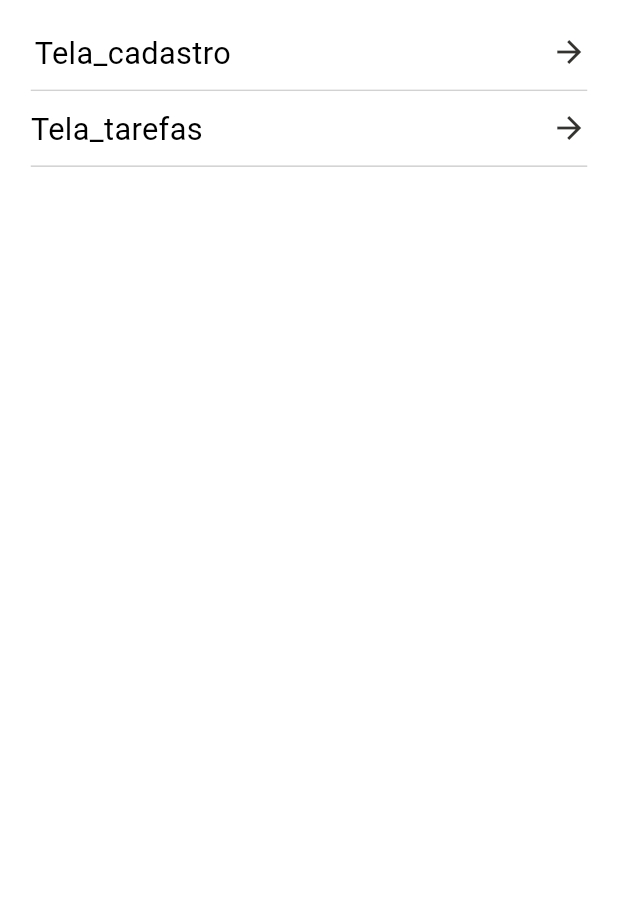
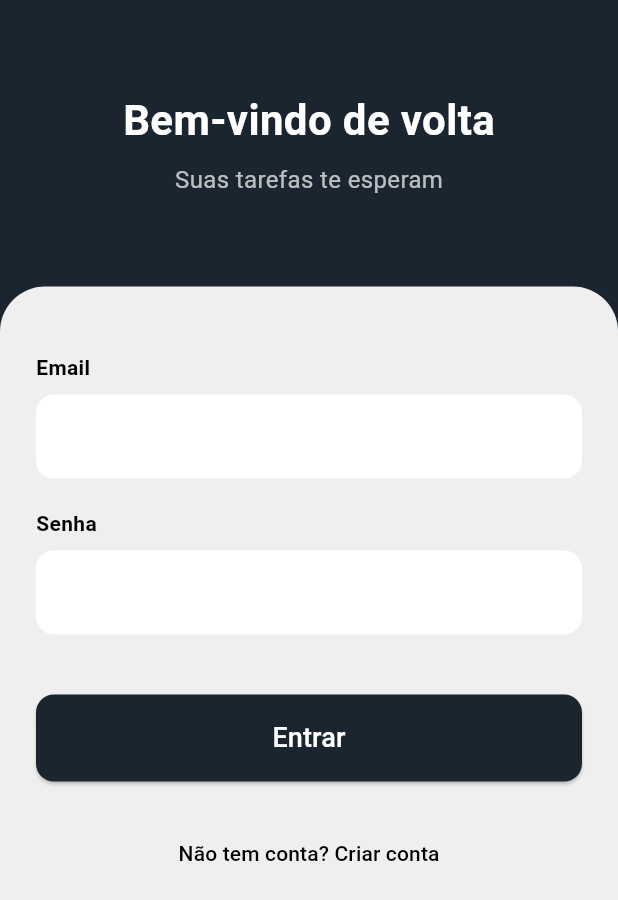
Before and after one commit to franklyndev/To-Do-MVP-Project, a Flutter app: the screen it shows after launch, on a phone screen of 412 x 824 dp. Shown: the top 900 px of the screen. Run offline on Flutter 3.47's test engine with Material 3 defaults, Android fonts, the phone set to English and light mode, and no system bars; our stand-ins replace get.

Commit message:
adição de tela_login

```diff
--- /dev/null
+++ b/frontend/organize_me/lib/presentation/tela_login.dart
@@ -0,0 +1,131 @@
+import 'package:flutter/material.dart';
+
+class TelaLogin extends StatefulWidget {
+  const TelaLogin({Key? key}) : super(key: key);
+
+  @override
+  State<TelaLogin> createState() => _TelaLoginState();
+}
+
+class _TelaLoginState extends State<TelaLogin> {
+  final _emailController = TextEditingController();
+  final _senhaController = TextEditingController();
+
+  @override
+  Widget build(BuildContext context) {
+    return Scaffold(
+      backgroundColor: const Color(0xFF1A2530), // Cor de fundo do Figma
+      body: SafeArea(
+        child: Column(
+          children: [
+            const SizedBox(height: 60),
+            // Títulos do Topo
+            const Text(
+              'Bem-vindo de volta',
+              style: TextStyle(
+                color: Colors.white,
+                fontSize: 28,
+                fontWeight: FontWeight.bold,
+              ),
+            ),
+            const SizedBox(height: 8),
+            const Text(
+              'Suas tarefas te esperam',
+              style: TextStyle(
+                color: Colors.white70,
+                fontSize: 16,
+              ),
+            ),
+            const SizedBox(height: 60),
+
+            // Card Branco/Claro Inferior
+            Expanded(
+              child: Container(
+                padding: const EdgeInsets.all(24.0),
+                decoration: const BoxDecoration(
+                  color: Color(0xFFEFEFEF), // Cor do card
+                  borderRadius: BorderRadius.only(
+                    topLeft: Radius.circular(30),
+                    topRight: Radius.circular(30),
+                  ),
+                ),
+                child: SingleChildScrollView(
+                  child: Column(
+                    crossAxisAlignment: CrossAxisAlignment.stretch,
+                    children: [
+                      const SizedBox(height: 20),
+                      // Campo de Email
+                      const Text('Email', style: TextStyle(fontWeight: FontWeight.bold)),
+                      const SizedBox(height: 8),
+                      TextField(
+                        controller: _emailController,
+                        decoration: InputDecoration(
+                          filled: true,
+                          fillColor: Colors.white,
+                          border: OutlineInputBorder(
+                            borderRadius: BorderRadius.circular(12),
+                            borderSide: BorderSide.none,
+                          ),
+                        ),
+                      ),
+                      const SizedBox(height: 20),
+
+                      // Campo de Senha
+                      const Text('Senha', style: TextStyle(fontWeight: FontWeight.bold)),
+                      const SizedBox(height: 8),
+                      TextField(
+                        controller: _senhaController,
+                        obscureText: true,
+                        decoration: InputDecoration(
+                          filled: true,
+                          fillColor: Colors.white,
+                          border: OutlineInputBorder(
+                            borderRadius: BorderRadius.circular(12),
+                            borderSide: BorderSide.none,
+                          ),
+                        ),
+                      ),
+                      const SizedBox(height: 40),
+
+                      // Botão Entrar
+                      ElevatedButton(
+                        onPressed: () {
+                          // Ação de Login ou navegar para a tela de tarefas
+                          // Navigator.pushNamed(context, '/tarefas');
+                        },
+                        style: ElevatedButton.styleFrom(
+                          backgroundColor: const Color(0xFF1A2530),
+                          padding: const EdgeInsets.symmetric(vertical: 16),
+                          shape: RoundedRectangleBorder(
+                            borderRadius: BorderRadius.circular(12),
+                          ),
+                        ),
+                        child: const Text(
+                          'Entrar',
+                          style: TextStyle(color: Colors.white, fontSize: 18),
+                        ),
+                      ),
+                      const SizedBox(height: 24),
+
+                      // Texto "Criar conta"
+                      TextButton(
+                        onPressed: () {
+                          // Navegar para a tela de cadastro
+                          // Navigator.pushNamed(context, '/cadastro');
+                        },
+                        child: const Text(
+                          'Não tem conta? Criar conta',
+                          style: TextStyle(color: Colors.black),
+                        ),
+                      ),
+                    ],
+                  ),
+                ),
+              ),
+            ),
+          ],
+        ),
+      ),
+    );
+  }
+}
--- a/frontend/organize_me/lib/routes/app_routes.dart
+++ b/frontend/organize_me/lib/routes/app_routes.dart
@@ -1,3 +1,5 @@
+import 'package:organize_me/presentation/tela_login.dart';
+
 import '../core/app_export.dart';
 import 'package:get/get.dart';
 import '../presentation/create_account_screen/create_account_screen.dart';
@@ -14,8 +16,9 @@ class AppRoutes {
   static const String dailyTasksDashboardScreen =
       '/daily_tasks_dashboard_screen';
 
+  static const String loginScreen = '/tela_login';
   static const String appNavigationScreen = '/app_navigation_screen';
-  static const String initialRoute = '/';
+  static const String initialRoute = loginScreen;
 
   static List<GetPage> pages = [
     GetPage(
@@ -33,10 +36,6 @@ class AppRoutes {
       page: () => AppNavigationScreen(),
       bindings: [AppNavigationBinding()],
     ),
-    GetPage(
-      name: initialRoute,
-      page: () => AppNavigationScreen(),
-      bindings: [AppNavigationBinding()],
-    ),
+    GetPage(name: loginScreen, page: () => const TelaLogin()),
   ];
 }
```
